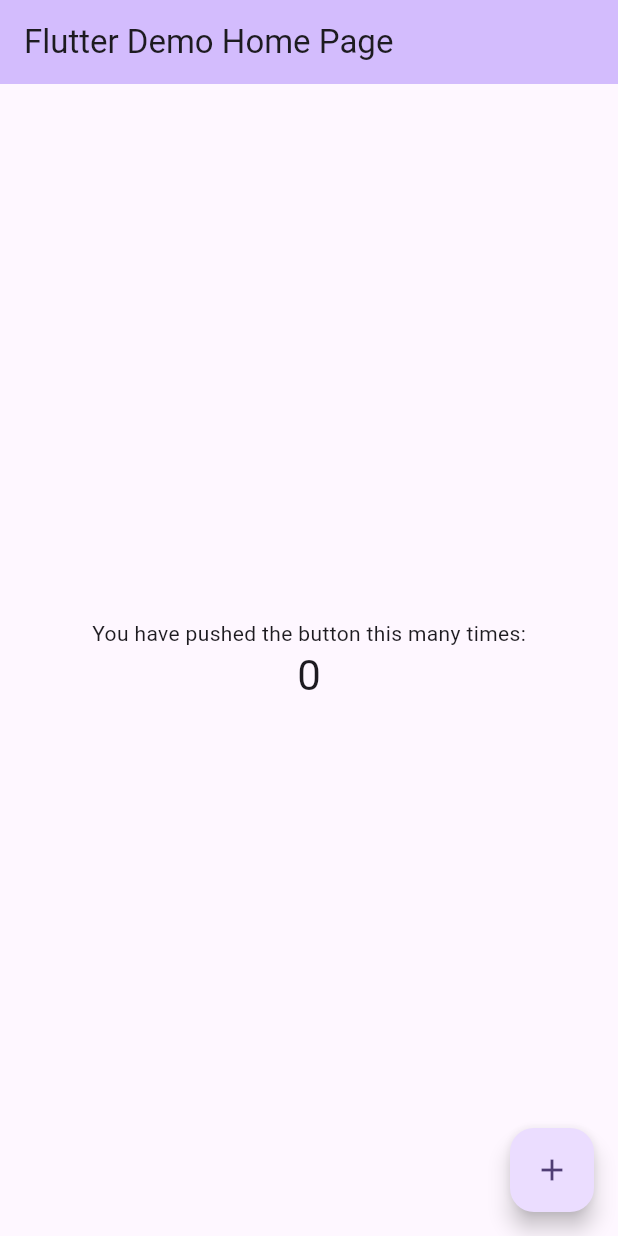
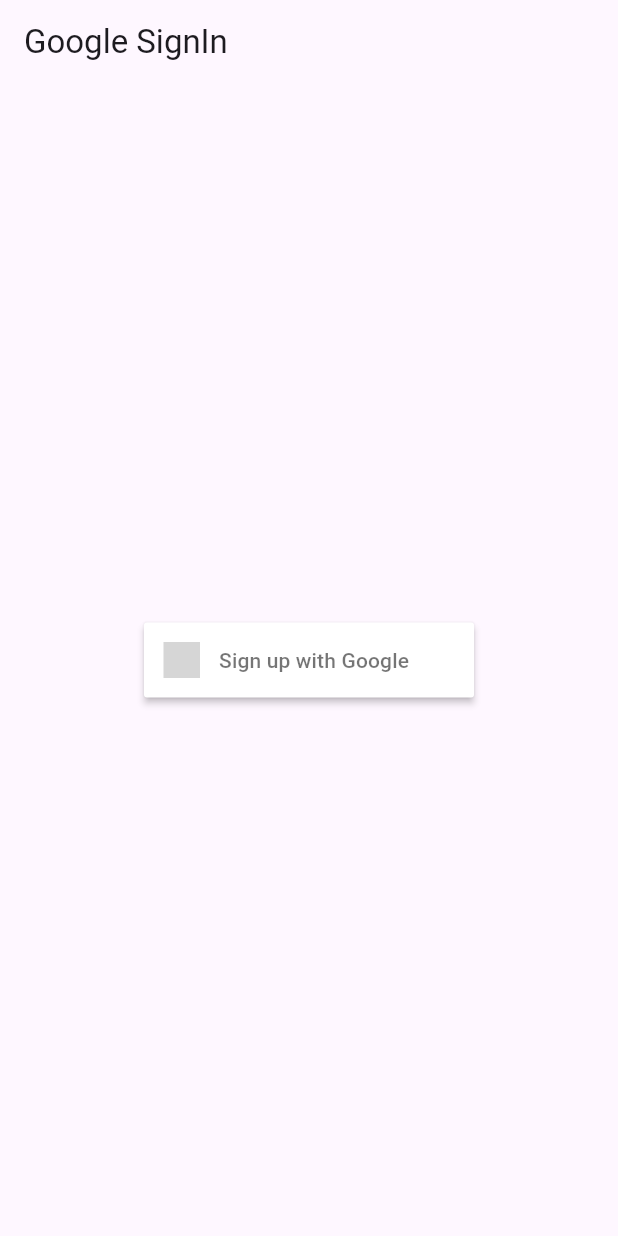
Before and after one commit to aitikirala/wingman_app, a Flutter app: the screen it shows after launch, on a phone screen of 412 x 824 dp. Run offline on Flutter 3.47's test engine with Material 3 defaults, Android fonts, the light colour scheme and no system bars; drawn by our look-alikes of sign_in_button; our stand-ins replace firebase_auth, firebase_core; accounts and stored records are empty; grey boxes are pictures that could not be loaded.

Commit message:
sign-up func

```diff
--- a/lib/main.dart
+++ b/lib/main.dart
@@ -1,125 +1,28 @@
+import 'package:firebase_core/firebase_core.dart';
 import 'package:flutter/material.dart';
+import 'firebase_options.dart';
+import 'pages/home_page.dart';
 
-void main() {
+void main() async {
+  WidgetsFlutterBinding.ensureInitialized();
+  await Firebase.initializeApp(
+    options: DefaultFirebaseOptions.currentPlatform,
+  );
   runApp(const MyApp());
 }
 
 class MyApp extends StatelessWidget {
   const MyApp({super.key});
 
-  // This widget is the root of your application.
   @override
   Widget build(BuildContext context) {
     return MaterialApp(
       title: 'Flutter Demo',
       theme: ThemeData(
-        // This is the theme of your application.
-        //
-        // TRY THIS: Try running your application with "flutter run". You'll see
-        // the application has a purple toolbar. Then, without quitting the app,
-        // try changing the seedColor in the colorScheme below to Colors.green
-        // and then invoke "hot reload" (save your changes or press the "hot
-        // reload" button in a Flutter-supported IDE, or press "r" if you used
-        // the command line to start the app).
-        //
-        // Notice that the counter didn't reset back to zero; the application
-        // state is not lost during the reload. To reset the state, use hot
-        // restart instead.
-        //
-        // This works for code too, not just values: Most code changes can be
-        // tested with just a hot reload.
         colorScheme: ColorScheme.fromSeed(seedColor: Colors.deepPurple),
         useMaterial3: true,
       ),
-      home: const MyHomePage(title: 'Flutter Demo Home Page'),
+      home: HomePage(),
     );
   }
 }
-
-class MyHomePage extends StatefulWidget {
-  const MyHomePage({super.key, required this.title});
-
-  // This widget is the home page of your application. It is stateful, meaning
-  // that it has a State object (defined below) that contains fields that affect
-  // how it looks.
-
-  // This class is the configuration for the state. It holds the values (in this
-  // case the title) provided by the parent (in this case the App widget) and
-  // used by the build method of the State. Fields in a Widget subclass are
-  // always marked "final".
-
-  final String title;
-
-  @override
-  State<MyHomePage> createState() => _MyHomePageState();
-}
-
-class _MyHomePageState extends State<MyHomePage> {
-  int _counter = 0;
-
-  void _incrementCounter() {
-    setState(() {
-      // This call to setState tells the Flutter framework that something has
-      // changed in this State, which causes it to rerun the build method below
-      // so that the display can reflect the updated values. If we changed
-      // _counter without calling setState(), then the build method would not be
-      // called again, and so nothing would appear to happen.
-      _counter++;
-    });
-  }
-
-  @override
-  Widget build(BuildContext context) {
-    // This method is rerun every time setState is called, for instance as done
-    // by the _incrementCounter method above.
-    //
-    // The Flutter framework has been optimized to make rerunning build methods
-    // fast, so that you can just rebuild anything that needs updating rather
-    // than having to individually change instances of widgets.
-    return Scaffold(
-      appBar: AppBar(
-        // TRY THIS: Try changing the color here to a specific color (to
-        // Colors.amber, perhaps?) and trigger a hot reload to see the AppBar
-        // change color while the other colors stay the same.
-        backgroundColor: Theme.of(context).colorScheme.inversePrimary,
-        // Here we take the value from the MyHomePage object that was created by
-        // the App.build method, and use it to set our appbar title.
-        title: Text(widget.title),
-      ),
-      body: Center(
-        // Center is a layout widget. It takes a single child and positions it
-        // in the middle of the parent.
-        child: Column(
-          // Column is also a layout widget. It takes a list of children and
-          // arranges them vertically. By default, it sizes itself to fit its
-          // children horizontally, and tries to be as tall as its parent.
-          //
-          // Column has various properties to control how it sizes itself and
-          // how it positions its children. Here we use mainAxisAlignment to
-          // center the children vertically; the main axis here is the vertical
-          // axis because Columns are vertical (the cross axis would be
-          // horizontal).
-          //
-          // TRY THIS: Invoke "debug painting" (choose the "Toggle Debug Paint"
-          // action in the IDE, or press "p" in the console), to see the
-          // wireframe for each widget.
-          mainAxisAlignment: MainAxisAlignment.center,
-          children: <Widget>[
-            const Text(
-              'You have pushed the button this many times:',
-            ),
-            Text(
-              '$_counter',
-              style: Theme.of(context).textTheme.headlineMedium,
-            ),
-          ],
-        ),
-      ),
-      floatingActionButton: FloatingActionButton(
-        onPressed: _incrementCounter,
-        tooltip: 'Increment',
-        child: const Icon(Icons.add),
-      ), // This trailing comma makes auto-formatting nicer for build methods.
-    );
-  }
-}
--- /dev/null
+++ b/lib/pages/home_page.dart
@@ -0,0 +1,87 @@
+import 'package:firebase_auth/firebase_auth.dart';
+import 'package:flutter/material.dart';
+import 'package:sign_in_button/sign_in_button.dart';
+
+class HomePage extends StatefulWidget {
+  const HomePage({super.key});
+
+  @override
+  State<HomePage> createState() => _HomePageState();
+}
+
+class _HomePageState extends State<HomePage> {
+  final FirebaseAuth _auth = FirebaseAuth.instance;
+
+  User? _user;
+
+  @override
+  void initState() {
+    super.initState();
+    _auth.authStateChanges().listen((event) {
+      setState(() {
+        _user = event;
+      });
+    });
+  }
+
+  @override
+  Widget build(BuildContext context) {
+    return Scaffold(
+      appBar: AppBar(
+        title: const Text("Google SignIn"),
+      ),
+      body: _user != null ? _userInfo() : _googleSignInButton(),
+    );
+  }
+
+  Widget _googleSignInButton() {
+    return Center(
+      child: SizedBox(
+        height: 50,
+        child: SignInButton(
+          Buttons.google,
+          text: "Sign up with Google",
+          onPressed: _handleGoogleSignIn,
+        ),
+      ),
+    );
+  }
+
+  Widget _userInfo() {
+    return SizedBox(
+      width: MediaQuery.of(context).size.width,
+      child: Column(
+        mainAxisAlignment: MainAxisAlignment.center,
+        crossAxisAlignment: CrossAxisAlignment.center,
+        mainAxisSize: MainAxisSize.max,
+        children: [
+          Container(
+            height: 100,
+            width: 100,
+            decoration: BoxDecoration(
+              image: DecorationImage(
+                image: NetworkImage(_user!.photoURL!),
+              ),
+            ),
+          ),
+          Text(_user!.email!),
+          Text(_user!.displayName ?? ""),
+          MaterialButton(
+            color: Colors.red,
+            child: const Text("Sign Out"),
+            onPressed: _auth.signOut,
+          )
+        ],
+      ),
+    );
+  }
+
+  Future<void> _handleGoogleSignIn() async {
+    try {
+      GoogleAuthProvider googleAuthProvider = GoogleAuthProvider();
+      await _auth.signInWithProvider(googleAuthProvider);
+    } catch (error) {
+      print(error);
+    }
+  }
+}
--- a/pubspec.yaml
+++ b/pubspec.yaml
@@ -35,6 +35,9 @@
   # The following adds the Cupertino Icons font to your application.
   # Use with the CupertinoIcons class for iOS style icons.
   cupertino_icons: ^1.0.8
+  firebase_core: ^3.7.0
+  firebase_auth: ^5.3.2
+  sign_in_button: ^3.2.0
 
 dev_dependencies:
   flutter_test:
```
Also changed, not shown: firebase.json (added), lib/firebase_options.dart (added), pubspec.lock, 19 other files.
